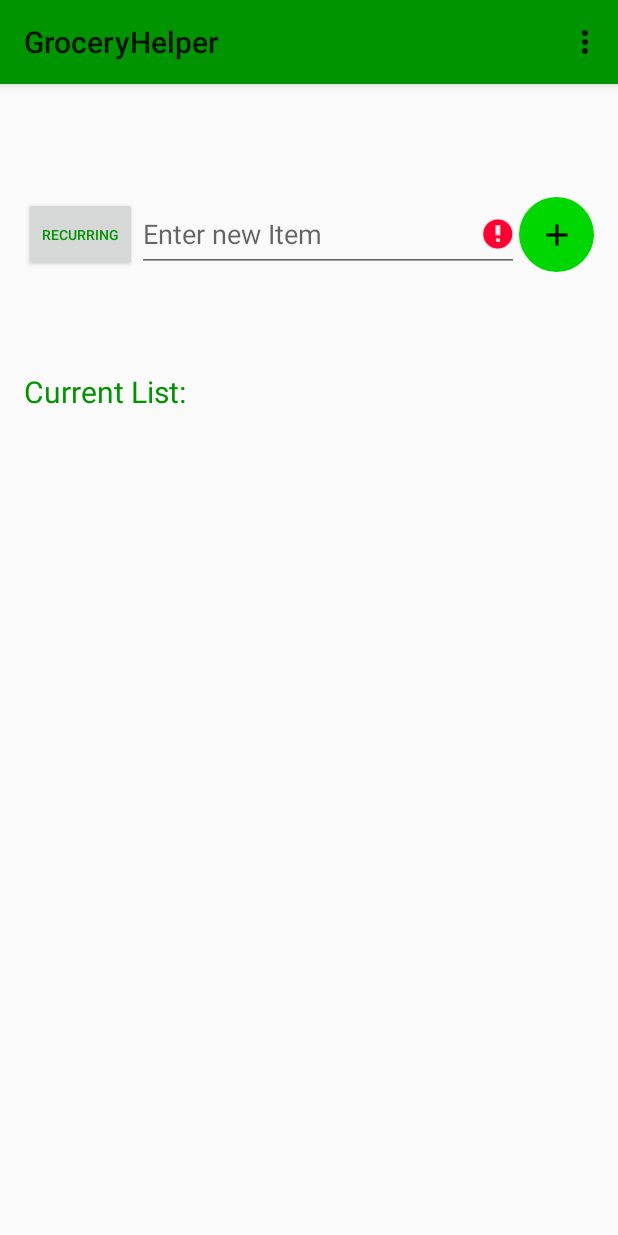
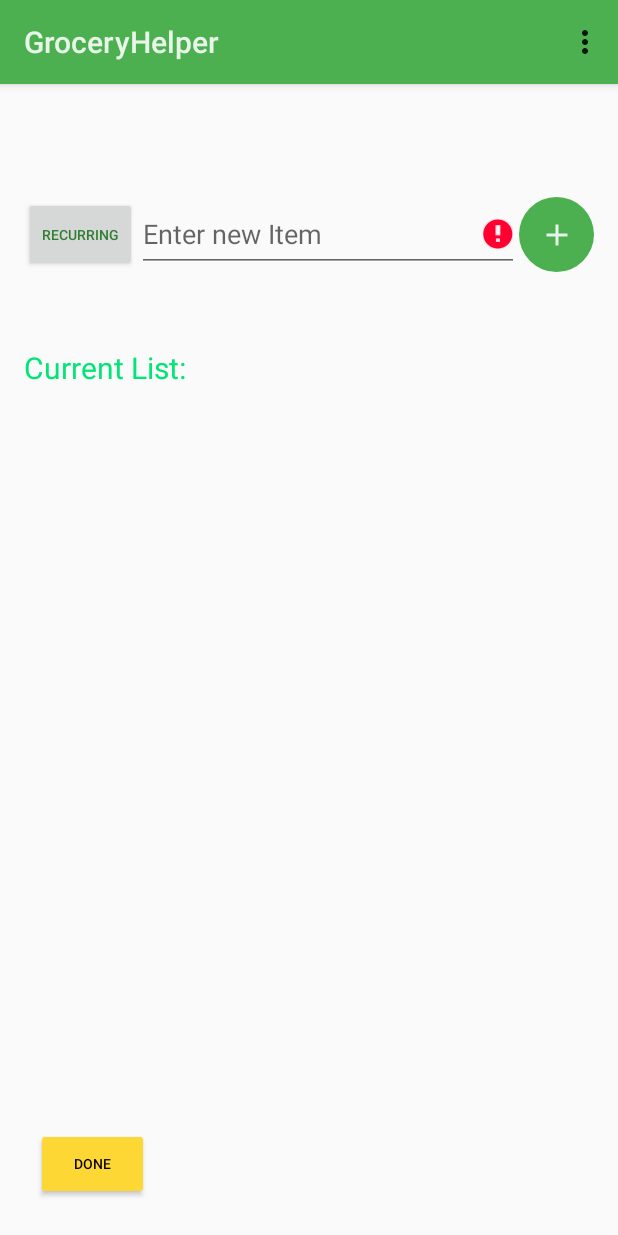
Before and after one commit to martinluo22/GroceryHelper, an Android app: the screen it shows after launch (HomeScreenActivity), after a tap on an icon or button, on a phone screen of 412 x 824 dp. Run offline under Robolectric (Android 15) with nearby library versions, the phone set to English and light mode, and no system bars; 1 other tap on this screen came first.

Commit message:
Added swipe to dismiss and drap to rearrange for grocery list and updated styling to match material design guidlines

```diff
--- a/app/src/main/java/io/martinluo/groceryhelper/GroceryListAdapter.kt
+++ b/app/src/main/java/io/martinluo/groceryhelper/GroceryListAdapter.kt
@@ -12,22 +12,21 @@ import kotlinx.android.synthetic.main.listlayout.view.*
  * Created by martinluo on 2018-01-05.
  */
 
-class GroceryListAdapter(private val context: Context, private val groceryItems: List<GroceryItem>) : RecyclerView.Adapter<GroceryListAdapter.GroceryItemHolder>() {
-
-    class GroceryItemHolder(view : View) : RecyclerView.ViewHolder(view){
+class GroceryListAdapter(private val context: Context, private val groceryItems: MutableList<GroceryItem>) : RecyclerView.Adapter<GroceryListAdapter.ViewHolder>() {
+    class ViewHolder(view : View) : RecyclerView.ViewHolder(view){
         val itemTextView = view.textBox
     }
 
-    override fun onCreateViewHolder(parent: ViewGroup, viewType: Int): GroceryItemHolder{
+    override fun onCreateViewHolder(parent: ViewGroup, viewType: Int): ViewHolder{
         val itemView = LayoutInflater.from(parent.context).inflate(R.layout.listlayout, parent, false)
-        return GroceryItemHolder(itemView)
+        return ViewHolder(itemView)
     }
 
-    override fun onBindViewHolder(holder: GroceryItemHolder, position: Int) {
+    override fun onBindViewHolder(holder: ViewHolder, position: Int) {
         val listItem = groceryItems[position]
         holder.itemTextView.text = listItem.item
         if (listItem.isRecurring){
-            holder.itemTextView.setTextColor(ContextCompat.getColor(context, R.color.groceryGreenDark))
+            holder.itemTextView.setTextColor(ContextCompat.getColor(context, R.color.grocery_green_dark))
         }
         else{
             holder.itemTextView.setTextColor(ContextCompat.getColor(context, R.color.colorPrimaryDarker))
@@ -37,4 +36,10 @@ class GroceryListAdapter(private val context: Context, private val groceryItems:
     override fun getItemCount(): Int {
         return groceryItems.size
     }
+
+    private fun MutableList<GroceryItem>.swap(index1: Int, index2: Int) {
+        val tmp = this[index1] // 'this' corresponds to the list
+        this[index1] = this[index2]
+        this[index2] = tmp
+    }
 }
--- a/app/src/main/java/io/martinluo/groceryhelper/HomeScreenActivity.java
+++ b/app/src/main/java/io/martinluo/groceryhelper/HomeScreenActivity.java
@@ -6,9 +6,11 @@ import android.graphics.Rect;
 import android.support.v4.content.ContextCompat;
 import android.support.v7.app.AppCompatActivity;
 import android.os.Bundle;
+import android.support.v7.widget.DividerItemDecoration;
 import android.support.v7.widget.LinearLayoutManager;
 import android.support.v7.widget.RecyclerView;
 import android.support.v7.widget.Toolbar;
+import android.support.v7.widget.helper.ItemTouchHelper;
 import android.view.KeyEvent;
 import android.view.Menu;
 import android.view.MenuInflater;
@@ -24,6 +26,7 @@ import android.widget.TextView;
 
 import java.lang.reflect.Type;
 import java.util.ArrayList;
+import java.util.Collections;
 import java.util.List;
 
 import com.google.gson.Gson;
@@ -123,27 +126,25 @@ public class HomeScreenActivity extends AppCompatActivity {
             }
         });
 
-        final ImageButton enterButton = (ImageButton) findViewById(R.id.enter_button);
+        final ImageButton enterButton = findViewById(R.id.enter_button);
         enterButton.setOnClickListener(new View.OnClickListener() {
             public void onClick(View v) {
                 addNewItem();
             }
         });
 
-        recurringButton = (Button) findViewById(R.id.recurring_button);
+        recurringButton = findViewById(R.id.recurring_button);
         recurringButton.setOnClickListener(new View.OnClickListener() {
             public void onClick(View v) {
                 isRecurring = !isRecurring;
                 if (isRecurring) {
-                    recurringButton.setTextColor(ContextCompat.getColor(context, R.color.groceryGreenDark));
+                    recurringButton.setTextColor(ContextCompat.getColor(context, R.color.grocery_green_dark));
                 }
                 else{
                     recurringButton.setTextColor(ContextCompat.getColor(context, R.color.colorPrimaryDarker));
                 }
             }
         });
-
-
     }
 
     public void addNewItem(){
@@ -151,6 +152,7 @@ public class HomeScreenActivity extends AppCompatActivity {
 
         if (tmp.matches("")){
             mItemInput.setError("Empty Item");
+            return;
         }
 
         GroceryItem groceryItem = new GroceryItem(tmp, isRecurring);
@@ -171,6 +173,41 @@ public class HomeScreenActivity extends AppCompatActivity {
         // specify an adapter (see also next example)
         mAdapter = new GroceryListAdapter(context, mGroceryItemList);
         mRecyclerView.setAdapter(mAdapter);
+
+        //Create dividers between list items
+        DividerItemDecoration dividerItemDecoration = new DividerItemDecoration(context,
+                DividerItemDecoration.VERTICAL);
+        mRecyclerView.addItemDecoration(dividerItemDecoration);
+
+        //Enable swipe to delete and drag to rearrange
+
+        ItemTouchHelper mIth = new ItemTouchHelper(new ItemTouchHelper.SimpleCallback(ItemTouchHelper.UP | ItemTouchHelper.DOWN,
+                ItemTouchHelper.START | ItemTouchHelper.END) {
+            @Override
+            public boolean onMove(RecyclerView recyclerView, RecyclerView.ViewHolder viewHolder, RecyclerView.ViewHolder target) {
+                int fromPosition = viewHolder.getAdapterPosition();
+                int toPosition = target.getAdapterPosition();
+
+                if (viewHolder.getAdapterPosition() < target.getAdapterPosition()) {
+                    for (int i = fromPosition; i < toPosition; i++) {
+                        Collections.swap(mGroceryItemList, i, i + 1);
+                    }
+                } else {
+                    for (int i = fromPosition; i > toPosition; i--) {
+                        Collections.swap(mGroceryItemList, i, i - 1);
+                    }
+                }
+                mAdapter.notifyItemMoved(fromPosition, toPosition);
+                return false;
+            }
+
+            @Override
+            public void onSwiped(RecyclerView.ViewHolder viewHolder, int direction) {
+                mGroceryItemList.remove(viewHolder.getAdapterPosition());
+                mAdapter.notifyItemRemoved(viewHolder.getAdapterPosition());
+            }
+        });
+        mIth.attachToRecyclerView(mRecyclerView);
     }
 
     //Remove focus from textbox when user touches outside
@@ -178,22 +215,19 @@ public class HomeScreenActivity extends AppCompatActivity {
     public boolean dispatchTouchEvent(MotionEvent event) {
         if (event.getAction() == MotionEvent.ACTION_DOWN) {
             View v = getCurrentFocus();
-            if ( v instanceof EditText) {
+            if (v instanceof EditText) {
                 Rect outRect = new Rect();
                 v.getGlobalVisibleRect(outRect);
                 Rect recRect = new Rect();
                 recurringButton.getHitRect(recRect);
                 outRect.union(recRect);
-                if (!outRect.contains((int)event.getRawX(), (int)event.getRawY())) {
+                if (!outRect.contains((int) event.getRawX(), (int) event.getRawY())) {
                     v.clearFocus();
                     InputMethodManager imm = (InputMethodManager) getSystemService(Context.INPUT_METHOD_SERVICE);
                     imm.hideSoftInputFromWindow(v.getWindowToken(), 0);
                 }
             }
         }
-        return super.dispatchTouchEvent( event );
+        return super.dispatchTouchEvent(event);
     }
-
-
-
 }
--- a/app/src/main/res/drawable/ic_add_black_24dp.xml
+++ b/app/src/main/res/drawable/ic_add_black_24dp.xml
@@ -4,6 +4,6 @@
         android:viewportWidth="24.0"
         android:viewportHeight="24.0">
     <path
-        android:fillColor="#FF000000"
+        android:fillColor="@color/grocery_white"
         android:pathData="M19,13h-6v6h-2v-6H5v-2h6V5h2v6h6v2z"/>
 </vector>
--- a/app/src/main/res/drawable/round_button.xml
+++ b/app/src/main/res/drawable/round_button.xml
@@ -2,7 +2,7 @@
 <selector xmlns:android="http://schemas.android.com/apk/res/android">
     <item android:state_pressed="false">
         <shape android:shape="oval">
-            <solid android:color="@color/groceryGreenLight"/>
+            <solid android:color="@color/grocery_green"/>
         </shape>
     </item>
     <item android:state_pressed="true">
--- a/app/src/main/res/layout/activity_main.xml
+++ b/app/src/main/res/layout/activity_main.xml
@@ -12,10 +12,11 @@
         android:id="@+id/main_toolbar"
         android:layout_width="match_parent"
         android:layout_height="?attr/actionBarSize"
-        android:background="@color/groceryGreenDark"
+        android:background="@color/grocery_green"
         android:elevation="4dp"
         android:theme="@style/ThemeOverlay.AppCompat.ActionBar"
-        app:popupTheme="@style/ThemeOverlay.AppCompat.Light"/>
+        app:popupTheme="@style/ThemeOverlay.AppCompat.Light"
+        app:titleTextColor="@color/grocery_white"/>
 
     <LinearLayout
         android:id="@+id/input_ll"
@@ -29,14 +30,13 @@
         android:orientation="horizontal"
         android:baselineAligned="false">
 
-        <Button
+        <Button style="@style/Widget.AppCompat.Button"
             android:id="@+id/recurring_button"
             android:layout_width="75dp"
             android:layout_height="match_parent"
             android:text="@string/recurring_button"
             android:maxLines="1"
             android:textSize="9dp"
-            android:textColor="@color/colorPrimaryDarker"
             />
 
         <EditText
@@ -56,32 +56,42 @@
             android:src="@drawable/ic_add_black_24dp"
             android:background="@drawable/round_button"
             />
-
     </LinearLayout>
 
-    <RelativeLayout
+    <TextView
+        android:id="@+id/listTitle"
+        android:layout_below="@id/input_ll"
         android:layout_width="match_parent"
-        android:layout_height="wrap_content"
-        android:layout_below="@+id/input_ll"
-        android:layout_margin="@dimen/activity_horizontal_margin">
-
-        <TextView
-            android:id="@+id/listTitle"
-            android:layout_width="match_parent"
-            android:layout_height="30dp"
-            android:text="@string/list_view_title"
-            android:textSize="@dimen/list_text_size"
-            android:textColor="@color/groceryGreenDark"/>
+        android:layout_height="30dp"
+        android:text="@string/list_view_title"
+        android:textSize="@dimen/list_text_size"
+        android:textColor="@color/pop_out_green"
+        android:layout_marginLeft="@dimen/activity_vertical_margin"
+        android:layout_marginRight="@dimen/activity_vertical_margin"/>
 
     <android.support.v7.widget.RecyclerView
         android:id="@+id/main_recycler_view"
+        android:layout_above="@+id/done_button"
         android:layout_below="@+id/listTitle"
         android:layout_width="match_parent"
-        android:layout_height="wrap_content"
+        android:layout_height="match_parent"
         android:layout_marginTop="@dimen/activity_horizontal_margin"
-        android:layout_marginBottom="50dp"
+        android:layout_marginLeft="@dimen/activity_vertical_margin"
+        android:layout_marginRight="@dimen/activity_vertical_margin"
         />
 
-    </RelativeLayout>
+    <Button android:theme="@style/AppTheme.DoneButton"
+        android:id="@+id/done_button"
+        android:layout_width="75dp"
+        android:layout_height="wrap_content"
+        android:layout_alignParentBottom="true"
+        android:layout_marginTop="@dimen/activity_vertical_margin"
+        android:layout_marginBottom="24dp"
+        android:layout_marginLeft="24dp"
+        android:text="@string/done_button"
+        android:maxLines="1"
+        android:textSize="9dp"
+        android:textColor="@color/colorPrimaryDarker"
+        />
 
 </RelativeLayout>
--- a/app/src/main/res/values/colors.xml
+++ b/app/src/main/res/values/colors.xml
@@ -4,7 +4,13 @@
     <color name="colorPrimaryDark">#303F9F</color>
     <color name="colorPrimaryDarker">#060003</color>
     <color name="colorAccent">#FF4081</color>
-    <color name="groceryGreenDark">#009400</color>
-    <color name="groceryGreenLight">#00d600</color>
+
+    <!-- App specific colors -->
+    <color name="grocery_green">#4CAF50</color>
+    <color name="grocery_white">#E8F5E9</color>
+    <color name="grocery_green_dark">#2E7D32</color>
+    <color name="pop_out_green">#00E676</color>
+
     <color name = "groceryBrownLight">#996600</color>
+    <color name = "white">#FFFFFF</color>
 </resources>
--- a/app/src/main/res/values/strings.xml
+++ b/app/src/main/res/values/strings.xml
@@ -4,10 +4,11 @@
     <string name="action_clear_list">Clear List</string>
     <string name="new_item">Enter new Item</string>
     <string name="recurring_button">Recurring</string>
+    <string name = "done_button">Done</string>
     <string name="enter_item">Enter</string>
     <string name="list_view_title">Current List:</string>
 
-    <!-- Shared Pref -->
+    c
     <string name="preference_file_key">io.martinluo.groceryhelper.PREFERENCE_FILE_KEY</string>
     <string name="saved_grocery_list">SAVED_LIST</string>
 </resources>
--- a/app/src/main/res/values/styles.xml
+++ b/app/src/main/res/values/styles.xml
@@ -8,4 +8,14 @@
         <item name="colorAccent">@color/colorAccent</item>
     </style>
 
+    <style name="AppTheme.DoneButton" parent="Widget.AppCompat.Button.Colored">
+        <item name="colorButtonNormal">#FDD835</item>
+        <item name="android:textColor">@color/white</item>
+    </style>
+
+    <style name="AppTheme.RecurringButton" parent="Widget.AppCompat.Button">
+        <item name="colorButtonNormal">@color/grocery_green</item>
+        <item name="android:textColor">@color/white</item>
+    </style>
+
 </resources>
```
Also changed, not shown: app/src/main/java/io/martinluo/groceryhelper/ItemToucherHelperAdapter.kt (added, +11 -0 lines), app/src/main/res/drawable/button_style.xml (+4 -4 lines).
